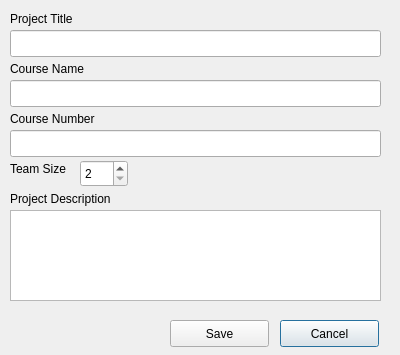
Old version of the form projectwindow.ui in the repository sprinklej/00100100.
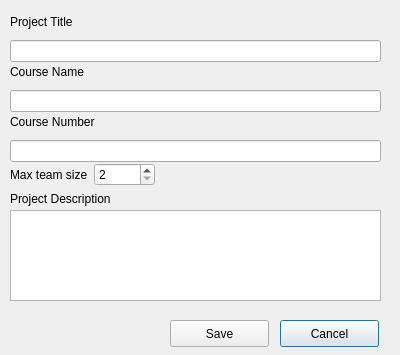
New version of the form.

Diff of the .ui file:
```diff
--- a/projectwindow.ui
+++ b/projectwindow.ui
@@ -13,104 +13,6 @@
   <property name="windowTitle">
    <string>Dialog</string>
   </property>
-  <widget class="QLabel" name="label">
-   <property name="geometry">
-    <rect>
-     <x>10</x>
-     <y>10</y>
-     <width>91</width>
-     <height>17</height>
-    </rect>
-   </property>
-   <property name="text">
-    <string>Project Title</string>
-   </property>
-  </widget>
-  <widget class="QLineEdit" name="titleField">
-   <property name="geometry">
-    <rect>
-     <x>10</x>
-     <y>30</y>
-     <width>371</width>
-     <height>27</height>
-    </rect>
-   </property>
-  </widget>
-  <widget class="QLabel" name="label_2">
-   <property name="geometry">
-    <rect>
-     <x>10</x>
-     <y>60</y>
-     <width>101</width>
-     <height>17</height>
-    </rect>
-   </property>
-   <property name="text">
-    <string>Course Name</string>
-   </property>
-  </widget>
-  <widget class="QLineEdit" name="nameField">
-   <property name="geometry">
-    <rect>
-     <x>10</x>
-     <y>80</y>
-     <width>371</width>
-     <height>27</height>
-    </rect>
-   </property>
-  </widget>
-  <widget class="QLabel" name="label_3">
-   <property name="geometry">
-    <rect>
-     <x>10</x>
-     <y>110</y>
-     <width>161</width>
-     <height>17</height>
-    </rect>
-   </property>
-   <property name="text">
-    <string>Course Number</string>
-   </property>
-  </widget>
-  <widget class="QLineEdit" name="numField">
-   <property name="geometry">
-    <rect>
-     <x>10</x>
-     <y>130</y>
-     <width>371</width>
-     <height>27</height>
-    </rect>
-   </property>
-  </widget>
-  <widget class="QLabel" name="label_4">
-   <property name="geometry">
-    <rect>
-     <x>10</x>
-     <y>160</y>
-     <width>111</width>
-     <height>17</height>
-    </rect>
-   </property>
-   <property name="text">
-    <string>Team Size</string>
-   </property>
-  </widget>
-  <widget class="QSpinBox" name="teamSizeBox">
-   <property name="geometry">
-    <rect>
-     <x>80</x>
-     <y>160</y>
-     <width>48</width>
-     <height>27</height>
-    </rect>
-   </property>
-   <property name="minimum">
-    <number>2</number>
-   </property>
-   <property name="maximum">
-    <number>9</number>
-   </property>
-  </widget>
   <widget class="QLabel" name="label_5">
    <property name="geometry">
     <rect>
@@ -594,6 +496,101 @@
     <string>Save</string>
    </property>
   </widget>
+  <widget class="QWidget" name="">
+   <property name="geometry">
+    <rect>
+     <x>10</x>
+     <y>160</y>
+     <width>145</width>
+     <height>29</height>
+    </rect>
+   </property>
+   <layout class="QHBoxLayout" name="horizontalLayout">
+    <item>
+     <widget class="QLabel" name="label_4">
+      <property name="text">
+       <string>Max team size</string>
+      </property>
+     </widget>
+    </item>
+    <item>
+     <widget class="QSpinBox" name="teamSizeBox">
+      <property name="minimum">
+       <number>2</number>
+      </property>
+      <property name="maximum">
+       <number>9</number>
+      </property>
+     </widget>
+    </item>
+   </layout>
+  </widget>
+  <widget class="QWidget" name="">
+   <property name="geometry">
+    <rect>
+     <x>10</x>
+     <y>10</y>
+     <width>371</width>
+     <height>52</height>
+    </rect>
+   </property>
+   <layout class="QVBoxLayout" name="verticalLayout">
+    <item>
+     <widget class="QLabel" name="label">
+      <property name="text">
+       <string>Project Title</string>
+      </property>
+     </widget>
+    </item>
+    <item>
+     <widget class="QLineEdit" name="titleField"/>
+    </item>
+   </layout>
+  </widget>
+  <widget class="QWidget" name="">
+   <property name="geometry">
+    <rect>
+     <x>10</x>
+     <y>110</y>
+     <width>371</width>
+     <height>52</height>
+    </rect>
+   </property>
+   <layout class="QVBoxLayout" name="verticalLayout_3">
+    <item>
+     <widget class="QLabel" name="label_3">
+      <property name="text">
+       <string>Course Number</string>
+      </property>
+     </widget>
+    </item>
+    <item>
+     <widget class="QLineEdit" name="numField"/>
+    </item>
+   </layout>
+  </widget>
+  <widget class="QWidget" name="">
+   <property name="geometry">
+    <rect>
+     <x>10</x>
+     <y>60</y>
+     <width>371</width>
+     <height>52</height>
+    </rect>
+   </property>
+   <layout class="QVBoxLayout" name="verticalLayout_2">
+    <item>
+     <widget class="QLabel" name="label_2">
+      <property name="text">
+       <string>Course Name</string>
+      </property>
+     </widget>
+    </item>
+    <item>
+     <widget class="QLineEdit" name="nameField"/>
+    </item>
+   </layout>
+  </widget>
  </widget>
  <resources/>
  <connections/>
```
